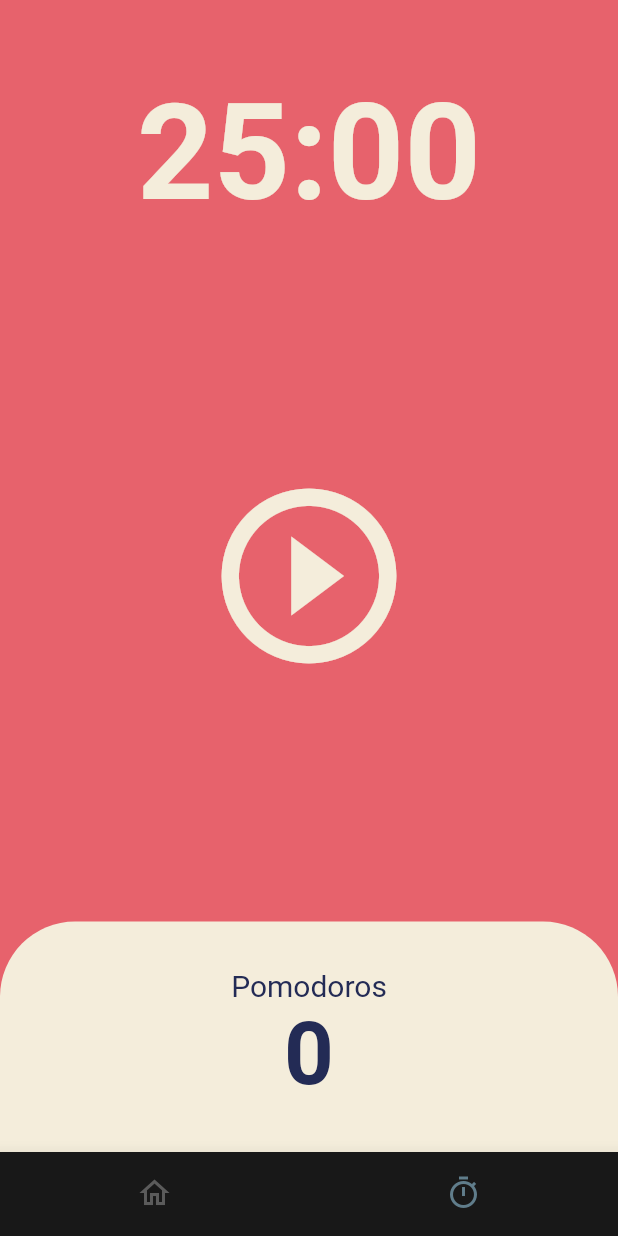
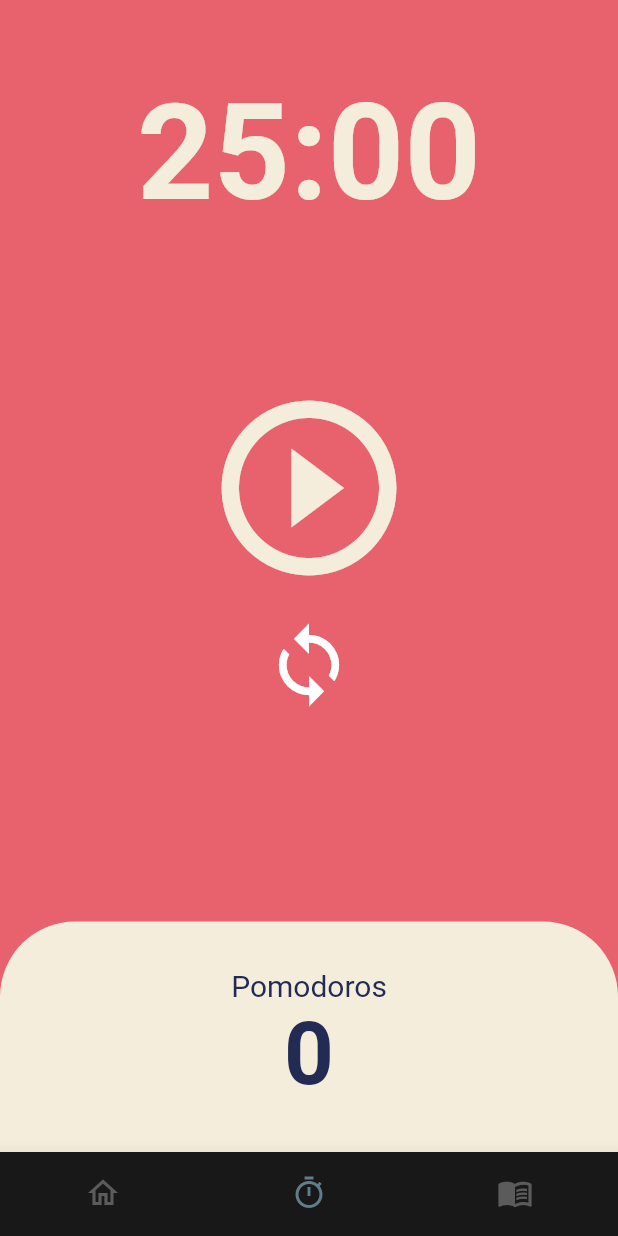
Before and after one commit to SHINDONGDONG/toonflix, a Flutter app: the screen it shows after launch, item 2 of the bottom bar chosen, on a phone screen of 412 x 824 dp. Run offline on Flutter 3.47's test engine with Material 2 defaults, Android fonts, the phone set to English and light mode, and no system bars; missing offline and left inert: dart:ffi.

```diff
--- a/lib/main.dart
+++ b/lib/main.dart
@@ -1,5 +1,7 @@
 import 'package:flutter/material.dart';
 import 'package:toonflix/screens/bottom.dart';
+import 'package:toonflix/screens/webtoon_screen.dart';
+import 'package:toonflix/services/api_service.dart';
 import 'package:toonflix/widgets/button_widget.dart';
 import 'package:toonflix/widgets/currency_card.dart';
 
--- a/lib/screens/bottom.dart
+++ b/lib/screens/bottom.dart
@@ -3,6 +3,7 @@ import 'package:flutter/material.dart';
 import 'package:toonflix/screens/home.dart';
 import 'package:toonflix/screens/pomodoro_screen.dart';
 import 'package:toonflix/screens/stateful_screen.dart';
+import 'package:toonflix/screens/webtoon_screen.dart';
 
 class BottomScreen extends StatefulWidget {
   const BottomScreen({Key? key}) : super(key: key);
@@ -16,6 +17,7 @@ class _BottomScreenState extends State<BottomScreen> {
   static final List<Widget>_widgetOption=<Widget>[
     const Home(),
     const PomodoroScreen(),
+    const WebToonScreen(),
   ];
 
   int _currentIndex = 0;
@@ -41,6 +43,7 @@ class _BottomScreenState extends State<BottomScreen> {
         items: const [
           BottomNavigationBarItem(icon: Icon(Icons.home_outlined), label: ""),
           BottomNavigationBarItem(icon: Icon(Icons.timer_sharp), label: ""),
+          BottomNavigationBarItem(icon: Icon(Icons.menu_book_outlined), label: ""),
         ],
 
       )
--- a/lib/screens/pomodoro_screen.dart
+++ b/lib/screens/pomodoro_screen.dart
@@ -62,6 +62,15 @@ class _PomodoroScreenState extends State<PomodoroScreen> {
     });
   }
 
+  void onResetPressed(){
+    setState(() {
+    timer.cancel();
+    totalSeconds=twentyFiveMinutes;
+    isRunning = !isRunning;
+
+    });
+  }
+
   String format(int seconds){
     //duration을 담아주면 시간:분:초 로 나온다.
     var duration = Duration(seconds: seconds);
@@ -97,7 +106,10 @@ class _PomodoroScreenState extends State<PomodoroScreen> {
           //34줄 두번째 플렉시블
           Flexible(
             flex: 3,
-            child: Center(
+            child: Column(
+              mainAxisAlignment: MainAxisAlignment.center,
+              children: [
+                Center(
                   child: IconButton(
                     onPressed: isRunning ? onPausePressed : onStartPressed,
                     icon: Transform.scale(
@@ -112,6 +124,22 @@ class _PomodoroScreenState extends State<PomodoroScreen> {
                     ),
 
                   ),
+                ),
+                SizedBox(height: 70,),
+                Center(
+                  child: IconButton(
+                    onPressed: onResetPressed,
+                    icon: Transform.scale(
+                      scale: 3,
+                      child: Icon(
+                        Icons.loop_outlined,
+                        color: Colors.white,
+                        size: 20,
+                      ),
+                    ),
+                  ),
+                ),
+              ],
             ),
           ),
 
--- a/pubspec.yaml
+++ b/pubspec.yaml
@@ -35,6 +35,7 @@ dependencies:
   # The following adds the Cupertino Icons font to your application.
   # Use with the CupertinoIcons class for iOS style icons.
   cupertino_icons: ^1.0.2
+  http: ^0.13.5
 
 dev_dependencies:
   flutter_test:
```
Also changed, not shown: lib/models/webtoon_model.dart (added, +10 -0 lines), lib/screens/webtoon_screen.dart (added, +25 -0 lines), lib/services/api_service.dart (added, +28 -0 lines), pubspec.lock. Lines whose indentation alone changed are shown as unchanged.
